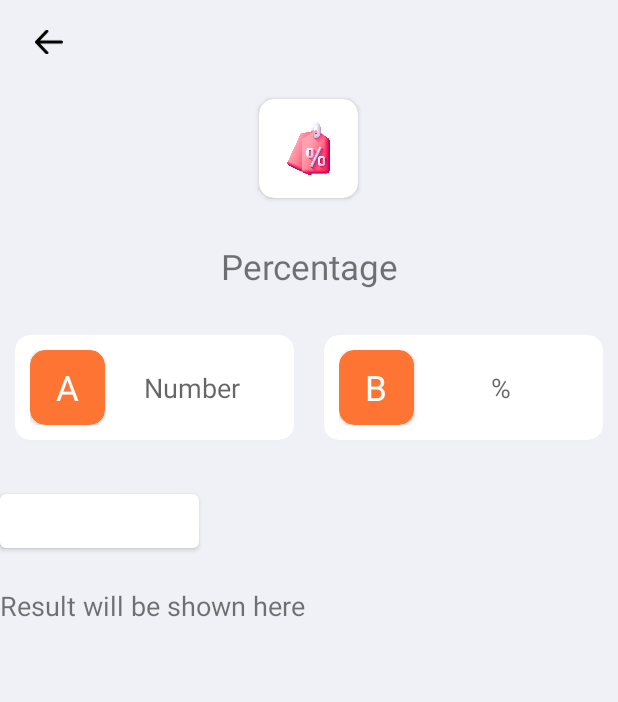
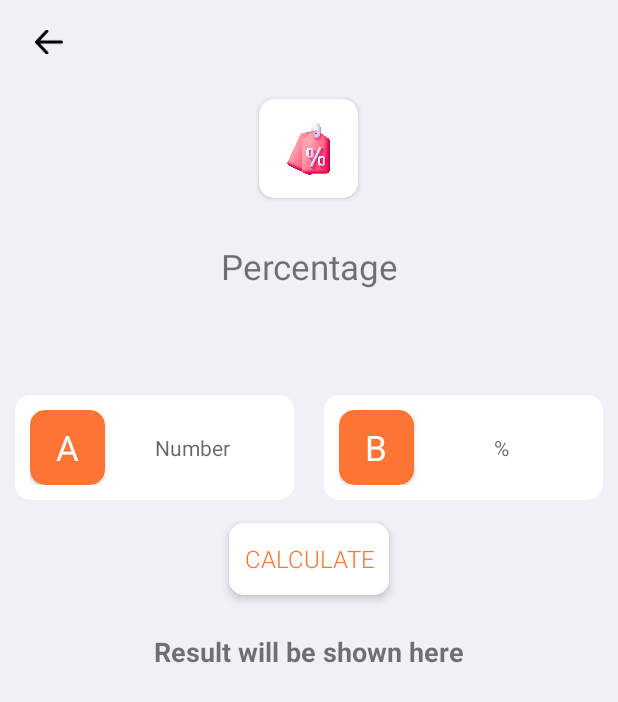
Before and after one commit to aatmikarm/Calculator_2024, an Android app: the screen it shows after launch (CalculatorActivity), after a tap on "Percentage", on a phone screen of 412 x 824 dp. Shown: the top 702 px of the screen. Run offline under Robolectric (Android 15) with nearby library versions, the phone set to English and light mode, and no system bars; our stand-ins replace AdMob; pictures from the network do not load; 1 statement that could not run was skipped.

Commit message:
percentage logic completed

```diff
--- a/app/src/main/res/layout/fragment_percentage.xml
+++ b/app/src/main/res/layout/fragment_percentage.xml
@@ -96,6 +96,7 @@
         android:id="@+id/linearLayout7"
         android:layout_width="0dp"
         android:layout_height="wrap_content"
+        android:layout_marginTop="40dp"
         android:orientation="vertical"
         app:layout_constraintEnd_toEndOf="parent"
         app:layout_constraintStart_toStartOf="parent"
@@ -148,7 +149,7 @@
                         android:hint="Number"
                         android:padding="10dp"
                         android:textColor="#A19B9B"
-                        android:textSize="18sp" />
+                        android:textSize="14sp" />
 
 
                 </LinearLayout>
@@ -198,7 +199,7 @@
                         android:inputType="numberDecimal"
                         android:padding="10dp"
                         android:textColor="#A19B9B"
-                        android:textSize="18sp" />
+                        android:textSize="14sp" />
 
                 </LinearLayout>
 
@@ -208,11 +209,15 @@
 
 
         <!-- Calculate Button -->
-        <Button
+        <androidx.appcompat.widget.AppCompatButton
             android:id="@+id/btnCalculate"
+            style="@style/Dark_Button_Style"
             android:layout_width="wrap_content"
             android:layout_height="wrap_content"
+            android:layout_gravity="center"
             android:layout_marginTop="20dp"
+            android:gravity="center"
+            android:padding="10dp"
             android:text="Calculate"
             android:textSize="16sp"
             app:layout_constraintEnd_toEndOf="parent"
@@ -224,9 +229,11 @@
             android:id="@+id/tvResult"
             android:layout_width="wrap_content"
             android:layout_height="wrap_content"
+            android:layout_gravity="center"
             android:layout_marginTop="20dp"
             android:text="Result will be shown here"
             android:textSize="18sp"
+            android:textStyle="bold"
             app:layout_constraintEnd_toEndOf="parent"
             app:layout_constraintStart_toStartOf="parent"
             app:layout_constraintTop_toBottomOf="@id/btnCalculate" />
```
Also changed, not shown: app/src/main/java/com/aatmik/calculator/fragment/PercentageFragment.kt (+33 -0 lines).
